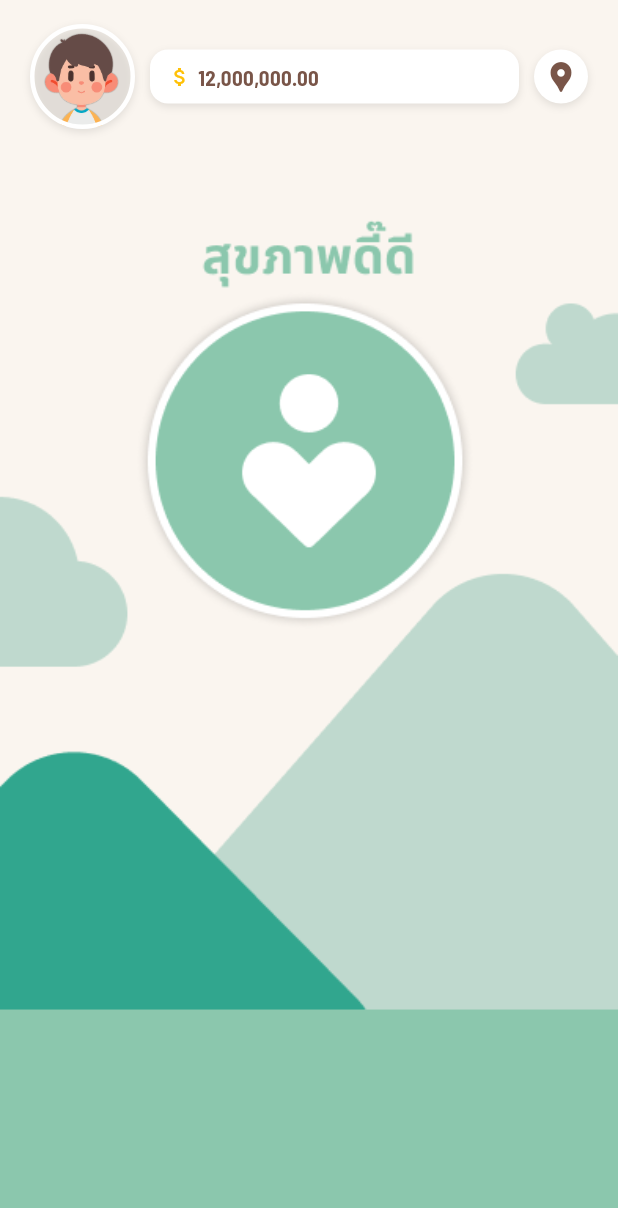
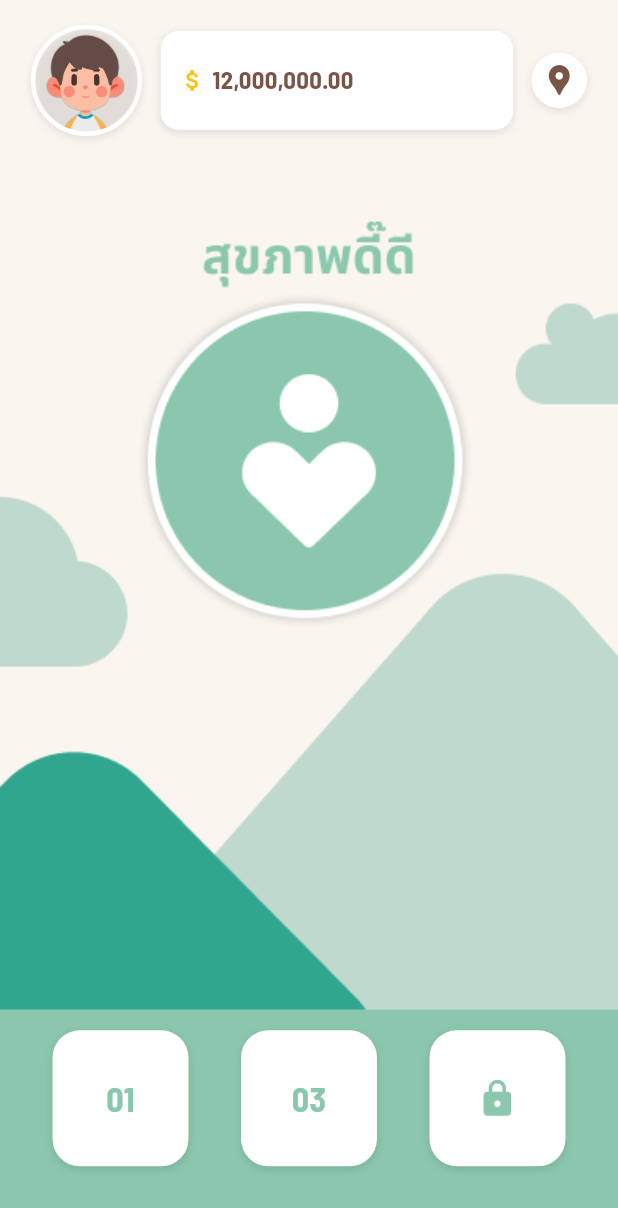
Before and after one commit to Aing2007/NON-AUTOS-MINE_V.2.0, a Flutter app: the MAPHscreen screen opened directly, on a phone screen of 412 x 824 dp. Shown: the top 1208 px of the screen. Run offline on Flutter 3.47's test engine with Material 3 defaults, Android fonts, the phone set to English and light mode, and no system bars; our stand-ins replace email_validator, firebase_auth, firebase_core, firebase_database, google_fonts; missing offline and left inert: flame, text_to_speech; accounts and stored records are empty.

Commit message:
edit map_screen.dart every catagory

```diff
--- a/lib/screens/Game/HealthGame/map_H.dart
+++ b/lib/screens/Game/HealthGame/map_H.dart
@@ -1,13 +1,16 @@
+import 'package:flame/game.dart';
 import 'package:flutter/material.dart';
 import '../LenguageGame/Level1/1.1.dart';
 import '../LenguageGame/Level1/1.2.dart';
-
 class MAPHscreen extends StatelessWidget {
   const MAPHscreen({super.key});
 
   @override
   Widget build(BuildContext context) {
-    final size = MediaQuery.of(context).size;
+    final size = MediaQuery.of(context).size; // ขนาดหน้าจอ
+    final buttonSize = size.width * 0.22; // ✅ ปุ่มกว้าง/สูง 22% ของหน้าจอ
+    final headerIconSize = size.width * 0.18; // ✅ ขนาดโปรไฟล์ไอคอน
+    final headerHeight = size.height * 0.08; // ✅ ความสูงกล่องเงิน
 
     return Scaffold(
       body: Stack(
@@ -15,7 +18,7 @@ class MAPHscreen extends StatelessWidget {
           // 🔹 ภาพพื้นหลัง
           Positioned.fill(
             child: Image.asset(
-              'assets/images/GamemapBG/GAME_H.png', // ✅ ลบ '/' หน้าพาธ
+              'assets/images/GamemapBG/GAME_H.png',
               fit: BoxFit.cover,
             ),
           ),
@@ -23,19 +26,19 @@ class MAPHscreen extends StatelessWidget {
           // 🔹 เนื้อหาหลัก (Header + กลางจอ)
           SafeArea(
             child: Padding(
-              padding: const EdgeInsets.symmetric(
-                horizontal: 20.0,
-                vertical: 16.0,
+              padding: EdgeInsets.symmetric(
+                horizontal: size.width * 0.05,
+                vertical: size.height * 0.02,
               ),
               child: Column(
                 children: [
                   // 🔸 Header บน
                   Row(
                     children: [
-                      // วงกลมแดง
+                      // วงกลมโปรไฟล์
                       Container(
-                        width: 70,
-                        height: 70,
+                        width: headerIconSize,
+                        height: headerIconSize,
                         decoration: BoxDecoration(
                           shape: BoxShape.circle,
                           border: Border.all(color: Colors.white, width: 3),
@@ -47,24 +50,22 @@ class MAPHscreen extends StatelessWidget {
                             ),
                           ],
                           image: const DecorationImage(
-                            image: AssetImage(
-                              'assets/images/ICON.png',
-                            ), // ✅ เปลี่ยน path ให้ถูกต้อง
-                            fit: BoxFit
-                                .cover, // หรือ BoxFit.contain ตามความต้องการ
+                            image: AssetImage('assets/images/ICON.png'),
+                            fit: BoxFit.cover,
                           ),
                         ),
                       ),
 
-                      const SizedBox(width: 10),
+                      SizedBox(width: size.width * 0.03),
 
                       // ชื่อ + ยอดเงิน
                       Expanded(
                         child: Container(
-                          padding: const EdgeInsets.symmetric(
-                            horizontal: 12,
-                            vertical: 8,
+                          padding: EdgeInsets.symmetric(
+                            horizontal: size.width * 0.03,
+                            vertical: size.height * 0.01,
                           ),
+                          height: headerHeight,
                           decoration: BoxDecoration(
                             color: Colors.white,
                             borderRadius: BorderRadius.circular(12),
@@ -80,16 +81,16 @@ class MAPHscreen extends StatelessWidget {
                             children: [
                               const Icon(
                                 Icons.attach_money,
-                                size: 16,
+                                size: 18,
                                 color: Colors.amber,
                               ),
                               const SizedBox(width: 4),
-                              const Expanded(
+                              Expanded(
                                 child: Text(
                                   '12,000,000.00',
                                   style: TextStyle(
                                     fontWeight: FontWeight.bold,
-                                    fontSize: 14,
+                                    fontSize: size.width * 0.04,
                                     color: Colors.brown,
                                   ),
                                   overflow: TextOverflow.ellipsis,
@@ -100,12 +101,12 @@ class MAPHscreen extends StatelessWidget {
                         ),
                       ),
 
-                      const SizedBox(width: 10),
+                      SizedBox(width: size.width * 0.03),
 
                       // ปุ่ม location
                       Container(
-                        width: 36,
-                        height: 36,
+                        width: headerIconSize * 0.5,
+                        height: headerIconSize * 0.5,
                         decoration: BoxDecoration(
                           shape: BoxShape.circle,
                           color: Colors.white,
@@ -125,7 +126,7 @@ class MAPHscreen extends StatelessWidget {
                     ],
                   ),
 
-                  const SizedBox(height: 20),
+                  SizedBox(height: size.height * 0.02),
 
                   // 🔸 พื้นที่ว่างตรงกลาง
                   Expanded(child: Container()),
@@ -138,11 +139,10 @@ class MAPHscreen extends StatelessWidget {
           Positioned(
             left: 0,
             right: 0,
-            bottom: 0,
-            top: 1000,
+            bottom: 30,
             child: Container(
-              color: const Color.fromARGB(255, 139, 199, 173),
-              padding: const EdgeInsets.symmetric(vertical: 16),
+              color: const Color.fromARGB(0, 149, 228, 228),
+              padding: EdgeInsets.symmetric(vertical: size.height * 0.02),
               child: Row(
                 mainAxisAlignment: MainAxisAlignment.spaceEvenly,
                 children: [
@@ -154,21 +154,16 @@ class MAPHscreen extends StatelessWidget {
                             GameWidgetWithUI(game: SideScrollGame()),
                       ),
                     );
-                  }),
-                  _buildBottomButton('02', null, () {
+                  }, buttonSize),
+                  _buildBottomButton('03', null, () {
                     Navigator.push(
                       context,
                       MaterialPageRoute(
-                        builder: (context) =>
-                            GameWidgetWithUI(game: SideScrollGame()),
+                        builder: (context) => TTSscreen(),
                       ),
                     );
-                  }),
-                  _buildBottomButton(
-                    '',
-                    Icons.lock,
-                    null,
-                  ), // ปุ่มล็อก ไม่มี onTap
+                  }, buttonSize),
+                  _buildBottomButton('', Icons.lock, null, buttonSize),
                 ],
               ),
             ),
@@ -178,26 +173,34 @@ class MAPHscreen extends StatelessWidget {
     );
   }
 
-  // 🔹 ปุ่มล่าง reusable
-  Widget _buildBottomButton(String label, IconData? icon, VoidCallback? onTap) {
+  // 🔹 ปุ่มล่าง reusable (responsive)
+  Widget _buildBottomButton(
+      String label, IconData? icon, VoidCallback? onTap, double size) {
     return GestureDetector(
       onTap: onTap,
       child: Container(
-        width: 120,
-        height: 120,
+        width: size,
+        height: size,
         decoration: BoxDecoration(
           color: Colors.white,
-          borderRadius: BorderRadius.circular(12),
+          borderRadius: BorderRadius.circular(size * 0.2),
+          boxShadow: [
+            BoxShadow(
+              color: Colors.black.withOpacity(0.1),
+              blurRadius: 4,
+              offset: const Offset(0, 2),
+            ),
+          ],
         ),
         child: Center(
           child: icon != null
-              ? Icon(icon, size: 30, color: Color.fromARGB(255, 139, 199, 173))
+              ? Icon(icon, size: size * 0.3, color: const Color(0xFF8BC7AD))
               : Text(
                   label,
-                  style: const TextStyle(
-                    fontSize: 30,
+                  style: TextStyle(
+                    fontSize: size * 0.25,
                     fontWeight: FontWeight.bold,
-                    color: Color.fromARGB(255, 139, 199, 173),
+                    color: const Color(0xFF8BC7AD),
                   ),
                 ),
         ),
--- a/lib/screens/Game/LenguageGame/map_L.dart
+++ b/lib/screens/Game/LenguageGame/map_L.dart
@@ -139,7 +139,7 @@ class MAPLscreen extends StatelessWidget {
           Positioned(
             left: 0,
             right: 0,
-            bottom: 0,
+            bottom: 30,
             child: Container(
               color: const Color.fromARGB(0, 149, 228, 228),
               padding: EdgeInsets.symmetric(vertical: size.height * 0.02),
```
Also changed, not shown: lib/screens/Game/SenceGame/map_C.dart (+50 -47 lines), lib/screens/Game/SocialGame/map_S.dart (+50 -47 lines).
